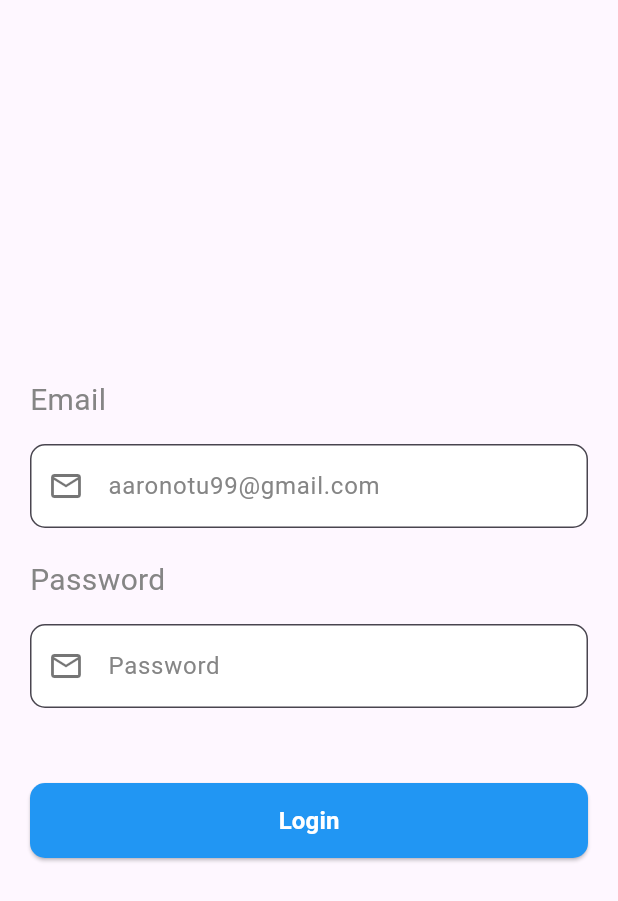
After one commit to AaronOtu/attendance_app, a Flutter app: the MyLogingPage screen opened directly, on a phone screen of 412 x 824 dp. The commit adds this screen. Shown: the top 901 px of the screen. Run offline on Flutter 3.47's test engine with Material 3 defaults, Android fonts, the phone set to English and light mode, and no system bars; our stand-ins replace firebase_auth, firebase_core, flutter_otp_text_field, flutter_riverpod, font_awesome_flutter, image_picker; missing offline and left inert: qr_code_scanner_plus; accounts and stored records are empty.

Commit message:
working on a new design

```diff
--- /dev/null
+++ b/lib/new_feature/pages/login_page.dart
@@ -0,0 +1,46 @@
+import 'package:attendance_app/new_feature/widgets/submit_button.dart';
+import 'package:attendance_app/new_feature/widgets/textformfield.dart';
+import 'package:flutter/material.dart';
+import 'package:flutter_riverpod/flutter_riverpod.dart';
+
+class MyLogingPage extends ConsumerStatefulWidget {
+  const MyLogingPage({super.key});
+
+  @override
+  ConsumerState<MyLogingPage> createState() => _MyLogingPageState();
+}
+
+class _MyLogingPageState extends ConsumerState<MyLogingPage> {
+  final TextEditingController _emailTextController = TextEditingController();
+  final TextEditingController _passwordTextController = TextEditingController();
+  final GlobalKey<FormState> _formKey = GlobalKey<FormState>();
+  String errorMessage = '';
+
+  @override
+  Widget build(BuildContext context) {
+    return Scaffold(
+      body: Padding(
+        padding: const EdgeInsets.all(20.0),
+        child: Center(
+          child: SingleChildScrollView(
+            child: Form(
+                key: _formKey,
+                child: Column(
+                  crossAxisAlignment: CrossAxisAlignment.start,
+                  children: [
+                  const Text('Email', style:TextStyle(fontSize:20, color:Color(0xFF858585))),
+                  const SizedBox(height: 15),
+                  etzTextField('aaronotu99@gmail.com',Icons.email_outlined,false,_emailTextController),
+                  const SizedBox(height:20),
+                  const Text('Password', style:TextStyle(fontSize:20, color:Color(0xFF858585))),
+                  const SizedBox(height: 15),
+                  etzTextField('Password',Icons.email_outlined,false,_passwordTextController),
+                  const SizedBox(height: 50),
+                  etzSubmitButton('Login',(){})
+            ])),
+          ),
+        ),
+      ),
+    );
+  }
+}
--- /dev/null
+++ b/lib/new_feature/widgets/submit_button.dart
@@ -0,0 +1,29 @@
+import 'package:flutter/material.dart';
+
+ElevatedButton etzSubmitButton(
+  String text,
+  void Function() submit
+
+
+ ){
+   return  ElevatedButton(
+              style: ElevatedButton.styleFrom(
+                fixedSize: const Size(400, 50),
+                backgroundColor: Colors.blue,
+                foregroundColor: Colors.white,
+                shape: RoundedRectangleBorder(
+                  borderRadius: BorderRadius.circular(10),
+                ),
+              ),
+              onPressed: submit,
+              child:  Text(
+                text,
+                style: const TextStyle(
+                  color: Colors.white,
+                  fontWeight: FontWeight.bold,
+                  fontSize: 16,
+                ),
+              ),
+            );
+
+ }
--- /dev/null
+++ b/lib/new_feature/widgets/textformfield.dart
@@ -0,0 +1,36 @@
+import 'package:flutter/material.dart';
+
+TextFormField etzTextField(
+  String text,
+  IconData icon,
+  bool isPasswordType,
+  TextEditingController controller, {
+  String? Function(String?)? validator,
+}) {
+  return
+  TextFormField(
+    controller: controller,
+    obscureText: isPasswordType,
+    enableSuggestions: !isPasswordType,
+    autocorrect: !isPasswordType,
+    validator: validator,
+    style: TextStyle(color: Colors.black.withOpacity(0.9)),
+    decoration: InputDecoration(
+      prefixIcon: Icon(
+        icon,
+        color: Colors.black54,
+      ),
+      labelText: text,
+      labelStyle:const TextStyle(color: Color(0xFF858585)),
+      filled: true,
+      floatingLabelBehavior: FloatingLabelBehavior.never,
+      fillColor: Colors.white,
+      border: OutlineInputBorder(
+        borderRadius: BorderRadius.circular(10.0),
+        borderSide: const BorderSide(width: 0, style: BorderStyle.solid,color:Color(0xFFDFDFDF)),
+      ),
+      errorStyle: const TextStyle(color: Colors.red),
+    ),
+    keyboardType: isPasswordType ? TextInputType.visiblePassword : TextInputType.emailAddress,
+  );
+}
--- a/pubspec.yaml
+++ b/pubspec.yaml
@@ -43,6 +43,7 @@ dependencies:
   flutter_otp_text_field: ^1.1.0+2
   firebase_auth: ^5.3.3
   firebase_core: ^3.6.0
+  flutter_riverpod: ^2.6.1
 
 
 dev_dependencies:
```
Also changed, not shown: lib/main.dart (+6 -25 lines), lib/new_feature/pages/first_page.dart (added, +25 -0 lines), lib/new_feature/widgets/etzbutton.dart (added, +209 -0 lines), lib/screens/auth_handler_page.dart (added, +27 -0 lines), lib/new_feature/api/api_services.dart (added), lib/new_feature/api/models/visitors_model.dart (added), pubspec.lock.
